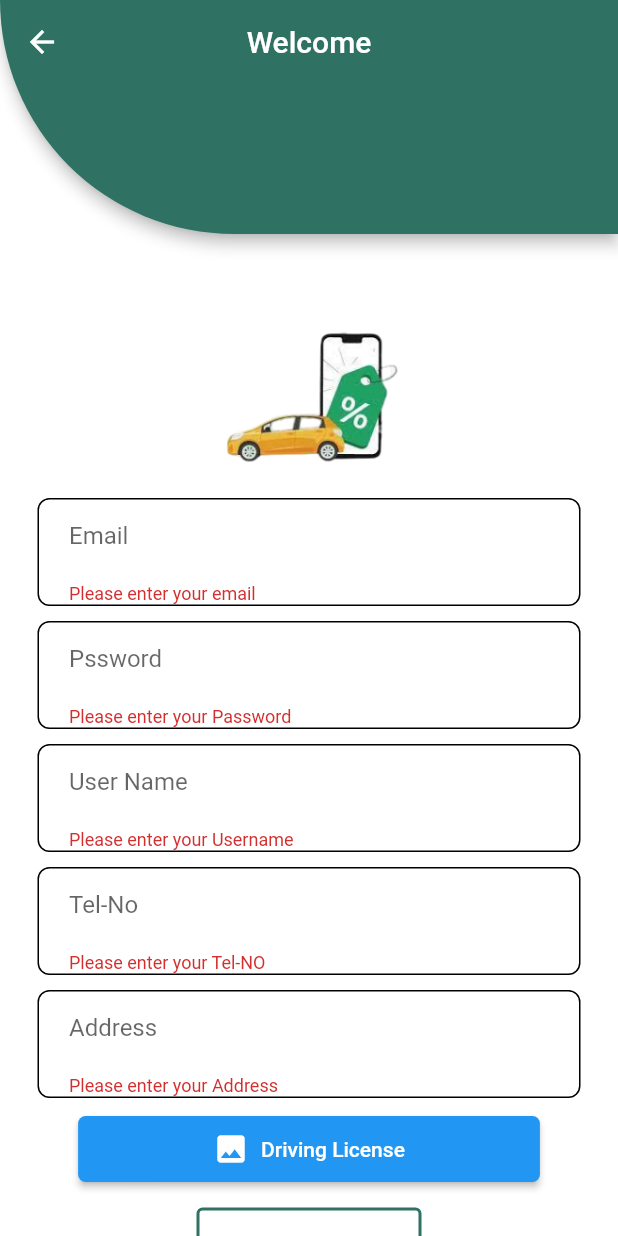
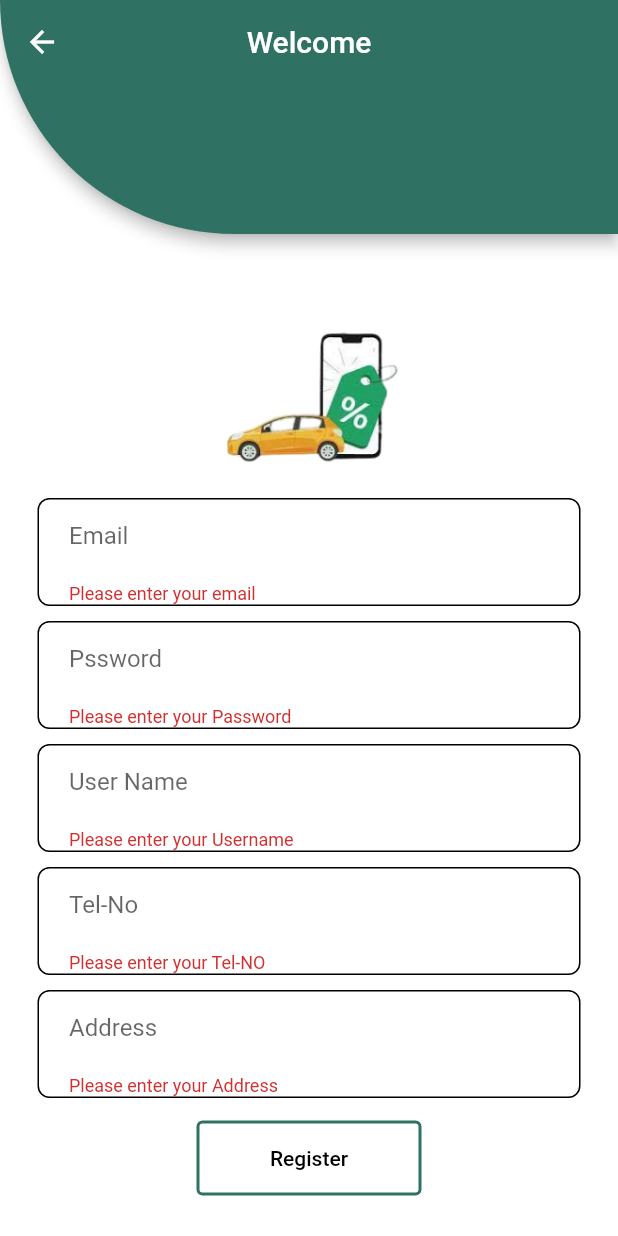
Before and after one commit to WarunaDisanayaka/Car-renting-platform, a Flutter app: the register screen opened directly, after a tap on "Register", on a phone screen of 412 x 824 dp. Run offline on Flutter 3.47's test engine with Material 2 defaults, Android fonts, the phone set to English and light mode, and no system bars; our stand-ins replace carousel_slider, cloud_firestore, email_validator, firebase_auth, firebase_core, geocoding and 2 more; missing offline and left inert: flutter_paypal; accounts and stored records are empty; network calls fail.

Commit message:
Revert "upload Driving License"
This reverts commit 1153c2a133ab31cd81b372fef9049941ce4bfc40.

```diff
--- a/app/lib/register.dart
+++ b/app/lib/register.dart
@@ -5,9 +5,6 @@ import 'package:cr_app/login.dart';
 import 'package:email_validator/email_validator.dart';
 import 'package:flutter/material.dart';
 import 'package:firebase_auth/firebase_auth.dart';
-import 'dart:io';
-import 'package:firebase_storage/firebase_storage.dart';
-import 'package:image_picker/image_picker.dart';
 
 class register extends StatefulWidget {
   const register({Key? key}) : super(key: key);
@@ -23,38 +20,19 @@ final TextEditingController _usernameController = TextEditingController();
 final TextEditingController _telNoController = TextEditingController();
 final TextEditingController _addressController = TextEditingController();
 String errorMessage = '';
-File? _imageFile;
-
 
 Future<void> registerWithEmailAndPassword(String email, String password,
-    String uname, String telNo, String address, File? imageFile, BuildContext context) async {
+    String uname, String telNo, String address, BuildContext context) async {
   try {
     await _auth.createUserWithEmailAndPassword(
         email: email, password: password);
     String uid = _auth.currentUser!.uid; // get the user id
-
-    // Upload image to Firebase Storage
-    String imagePath = 'users/$uid/profile.png';
-    if (imageFile != null) {
-      Reference storageReference = FirebaseStorage.instance.ref().child(imagePath);
-      await storageReference.putFile(imageFile);
-      print("------------------------------test line asj---------------------");
-    }
-
-    // Get the image download URL
-    String imageUrl = '';
-    if (imageFile != null) {
-      imageUrl = await FirebaseStorage.instance.ref(imagePath).getDownloadURL();
-    }
-
-
     // Create a new document for the user with the uid as the document id
     await FirebaseFirestore.instance.collection('users').doc(uid).set({
       'username': uname,
       'telephone': telNo,
       'address': address,
       'email': email,
-      'profileImageUrl': imageUrl,
     });
     // Show popup message after successful registration
     showDialog(
@@ -280,27 +258,6 @@ class _registerState extends State<register> {
                     ),
 
                     Padding(
-                      padding: const EdgeInsets.only(top: 10),
-                      child: ElevatedButton.icon(
-                        onPressed: _selectImage,
-                        icon: Icon(Icons.image),
-                        label: Text('Driving License'),
-                        style: ButtonStyle(
-                          shape: MaterialStateProperty.all<RoundedRectangleBorder>(
-                            RoundedRectangleBorder(
-                              borderRadius: BorderRadius.circular(5.0),
-                            ),
-                          ),
-                          backgroundColor: MaterialStateProperty.all<Color>(Colors.blue),
-                          foregroundColor: MaterialStateProperty.all<Color>(Colors.white),
-                          padding: MaterialStateProperty.all<EdgeInsets>(
-                            EdgeInsets.symmetric(vertical: 10.0, horizontal: 90.0),
-                          ),
-                        ),
-                      ),
-                    ),
-
-                    Padding(
                       padding: const EdgeInsets.all(15.0),
                       child: OutlinedButton(
                         child: Text(
@@ -326,7 +283,7 @@ class _registerState extends State<register> {
                           final String telNo = _telNoController.text.trim();
                           final String address = _addressController.text.trim();
                           await registerWithEmailAndPassword(
-                              email, password, uname, telNo, address, _imageFile, context);
+                              email, password, uname, telNo, address, context);
 
                         },
                       ),
@@ -352,16 +309,4 @@ class _registerState extends State<register> {
       ),
     );
   }
-
-
-  Future<void> _selectImage() async {
-    final ImagePicker _picker = ImagePicker();
-    final XFile? pickedImage = await _picker.pickImage(source: ImageSource.gallery);
-    if (pickedImage != null) {
-      setState(() {
-        _imageFile = File(pickedImage.path);
-      });
-    }
-  }
-
 }
--- a/app/pubspec.yaml
+++ b/app/pubspec.yaml
@@ -46,8 +46,6 @@ dependencies:
   email_validator: ^2.1.17
   geocoding: ^2.0.1
   flutter_paypal: ^0.0.8
-  firebase_storage: ^11.2.1
-  image_picker: ^0.8.7+5
 
 
 dev_dependencies:
```
Also changed, not shown: app/pubspec.lock, 2 other files.
